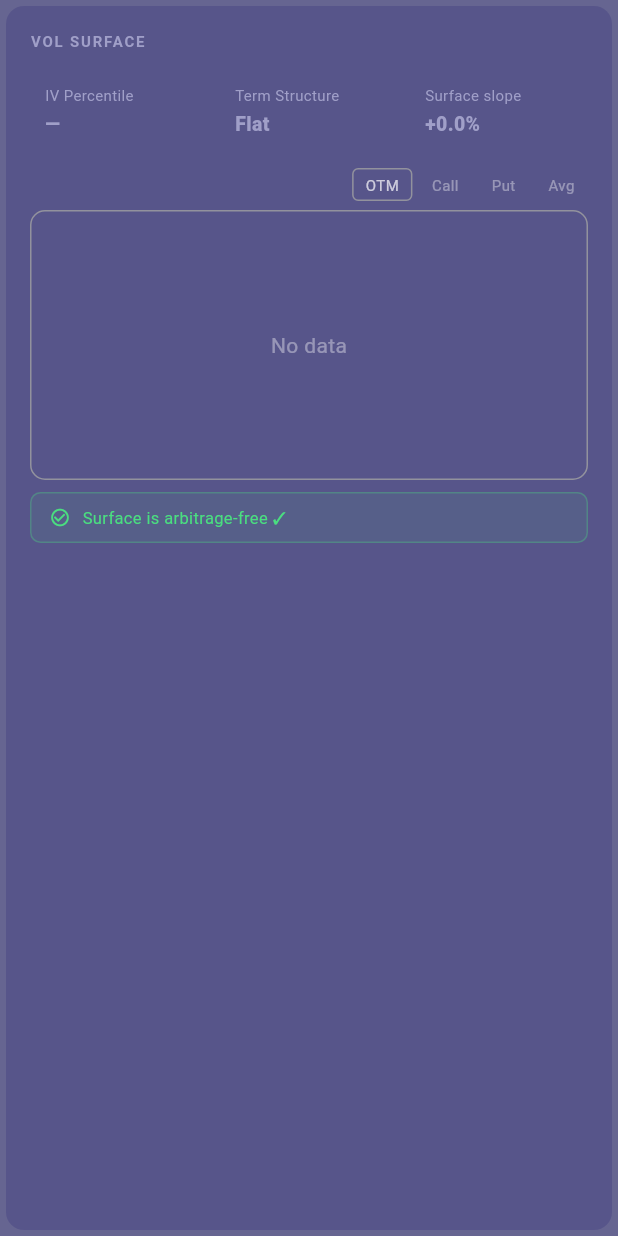
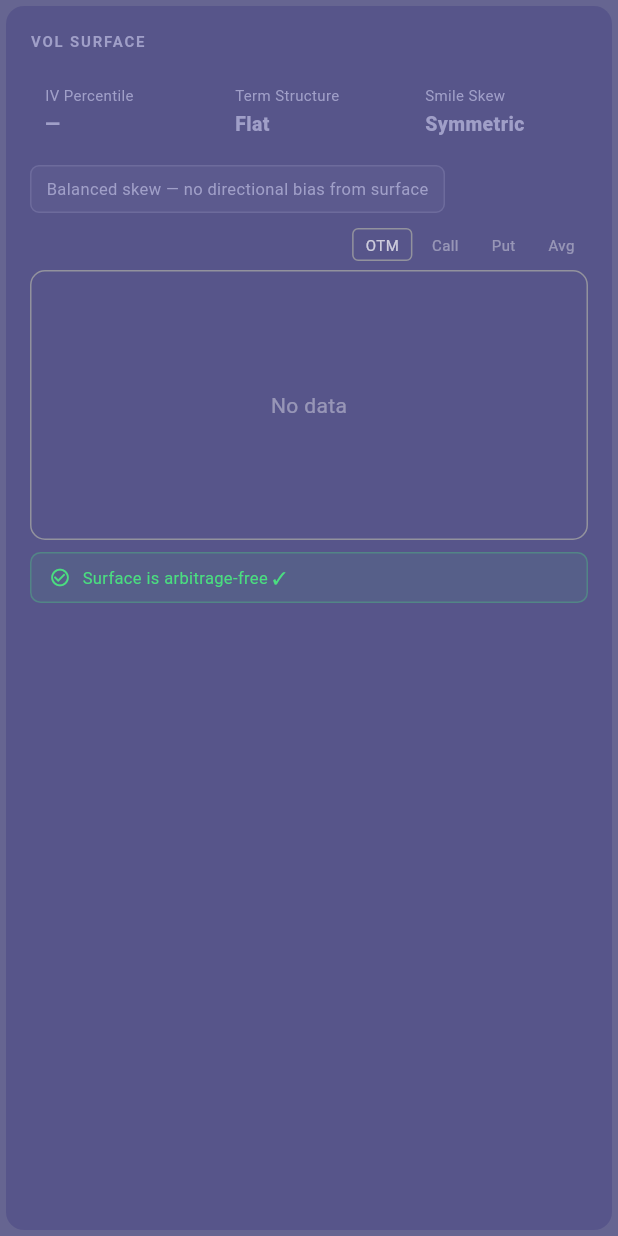
Before and after one commit to KieshaWalker/swingtradeapp, a Flutter app: the _VolSurfaceCard widget shown alone on an empty page, opened directly with empty values, on a phone screen of 412 x 824 dp. Run offline on Flutter 3.47's test engine with Material 3 defaults, Android fonts, the phone set to English and light mode, and no system bars; our stand-ins replace csv, fl_chart, flutter_riverpod, go_router, supabase_flutter; accounts and stored records are empty; network calls fail.

Commit message:
completely changed the trade eval

```diff
--- a/lib/features/blotter/screens/trade_eval_screen.dart
+++ b/lib/features/blotter/screens/trade_eval_screen.dart
@@ -1360,7 +1360,7 @@ class _VolSurfaceCardState extends State<_VolSurfaceCard> {
             : 'No data';
 
     // Term structure from snap
-    final atmByDte = _buildAtmByDte(snap);
+    final atmByDte  = _buildAtmByDte(snap);
     final termSlope = _termSlope(atmByDte);
     final termLabel = termSlope > 0.030
         ? 'Backwardation'
@@ -1373,6 +1373,63 @@ class _VolSurfaceCardState extends State<_VolSurfaceCard> {
             ? AppTheme.profitColor
             : AppTheme.neutralColor;
 
+    // IV interpretation (based on historical IVP when available)
+    final ivp = iv?.ivPercentile;
+    final ivInterpret = ivp == null ? null
+        : ivp < 30 ? 'Very low IVP — premium historically cheap; favor buying outright'
+        : ivp < 60 ? 'Normal IVP — balanced buyer/seller value'
+        : ivp < 80 ? 'Elevated IVP — above-average cost; IV crush risk after catalyst'
+        : 'High IVP — strong crush risk; prefer selling premium or defined-risk spreads';
+
+    // Smile skew at closest DTE
+    String smileLabel = 'Symmetric';
+    Color  smileColor = AppTheme.neutralColor;
+    String skewNote   = 'Balanced skew — no directional bias from surface';
+    if (snap != null && snap.spotPrice != null) {
+      final spot      = snap.spotPrice!;
+      final closestDte = snap.dtes.isEmpty ? widget.dte
+          : snap.dtes.reduce((a, b) =>
+              (a - widget.dte).abs() < (b - widget.dte).abs() ? a : b);
+      final row      = snap.points.where((p) => p.dte == closestDte).toList();
+      final otmCalls = row.where((p) => p.strike > spot * 1.02 && p.callIv != null)
+                          .map((p) => p.callIv!).toList();
+      final otmPuts  = row.where((p) => p.strike < spot * 0.98 && p.putIv  != null)
+                          .map((p) => p.putIv!).toList();
+      if (otmCalls.isNotEmpty && otmPuts.isNotEmpty) {
+        final avgPut  = otmPuts.reduce((a, b) => a + b)  / otmPuts.length;
+        final avgCall = otmCalls.reduce((a, b) => a + b) / otmCalls.length;
+        final ratio   = avgCall > 0 ? avgPut / avgCall : 1.0;
+        if (ratio > 1.10) {
+          smileLabel = 'Put Skew  ${ratio.toStringAsFixed(2)}';
+          smileColor = widget.isCall ? const Color(0xFFFBBF24) : AppTheme.profitColor;
+          skewNote   = widget.isCall
+              ? 'Put skew is normal equity structure — calls are relatively cheap vs puts'
+              : '✓ Put bid supports bearish position';
+        } else if (ratio < 0.90) {
+          smileLabel = 'Call Skew  ${ratio.toStringAsFixed(2)}';
+          smileColor = widget.isCall ? AppTheme.profitColor : const Color(0xFFFBBF24);
+          skewNote   = widget.isCall
+              ? '✓ Call bid — market chasing upside; surface supports bullish thesis'
+              : 'Call skew opposes bearish position';
+        } else {
+          smileLabel = 'Symmetric  ${ratio.toStringAsFixed(2)}';
+          skewNote   = 'Balanced skew — no directional bias from surface';
+        }
+      }
+    }
+
+    // Crush estimate — backwardation × vega tells you the $ drag per contract
+    String? crushNote;
+    final vega = widget.vega;
+    if (vega != null && vega != 0 && termSlope > 0.010) {
+      final crushPp      = (termSlope * 100).clamp(0.0, 40.0);
+      final crushDollars = crushPp * vega * 100;
+      if (crushDollars > 30) {
+        crushNote = 'Crush drag ≈ \$${crushDollars.toStringAsFixed(0)}/contract'
+            '  (${crushPp.toStringAsFixed(1)}pp backwardation × vega)';
+      }
+    }
+
     // Earnings
     final today    = DateTime.now();
     final daysToE  = widget.earnings != null
@@ -1394,7 +1451,7 @@ class _VolSurfaceCardState extends State<_VolSurfaceCard> {
             _SectionLabel('Vol Surface'),
             const SizedBox(height: 12),
 
-            // IV percentile + term structure row
+            // IV percentile + term structure + smile skew row
             Row(
               children: [
                 _SurfaceStat(
@@ -1412,13 +1469,33 @@ class _VolSurfaceCardState extends State<_VolSurfaceCard> {
                 ),
                 const SizedBox(width: 8),
                 _SurfaceStat(
-                  label: 'Surface slope',
-                  value: snap != null
-                      ? '${(termSlope * 100) >= 0 ? '+' : ''}${(termSlope * 100).toStringAsFixed(1)}%'
-                      : '—',
-                  color: AppTheme.neutralColor,
+                  label: 'Smile Skew',
+                  value: smileLabel,
+                  color: smileColor,
                 ),
               ],
+            ),
+            const SizedBox(height: 8),
+
+            // IV interpretation
+            if (ivInterpret != null)
+              Padding(
+                padding: const EdgeInsets.only(bottom: 8),
+                child: Text(ivInterpret,
+                    style: const TextStyle(
+                        color: AppTheme.neutralColor, fontSize: 11, height: 1.4)),
+              ),
+
+            // Smile skew direction alignment
+            Container(
+              padding: const EdgeInsets.symmetric(horizontal: 10, vertical: 7),
+              decoration: BoxDecoration(
+                color:        smileColor.withValues(alpha: 0.07),
+                borderRadius: BorderRadius.circular(6),
+                border:       Border.all(color: smileColor.withValues(alpha: 0.25)),
+              ),
+              child: Text(skewNote,
+                  style: TextStyle(color: smileColor, fontSize: 11)),
             ),
             const SizedBox(height: 10),
 
@@ -1457,6 +1534,29 @@ class _VolSurfaceCardState extends State<_VolSurfaceCard> {
                 ),
               ),
               const SizedBox(height: 10),
+            ],
+
+            // Crush estimate
+            if (crushNote != null) ...[
+              Container(
+                padding: const EdgeInsets.symmetric(horizontal: 10, vertical: 7),
+                decoration: BoxDecoration(
+                  color:        AppTheme.lossColor.withValues(alpha: 0.07),
+                  borderRadius: BorderRadius.circular(6),
+                  border:       Border.all(color: AppTheme.lossColor.withValues(alpha: 0.25)),
+                ),
+                child: Row(
+                  children: [
+                    const Icon(Icons.compress_rounded,
+                        size: 13, color: AppTheme.lossColor),
+                    const SizedBox(width: 7),
+                    Text(crushNote,
+                        style: const TextStyle(
+                            color: AppTheme.lossColor, fontSize: 11)),
+                  ],
+                ),
+              ),
+              const SizedBox(height: 8),
             ],
 
             // Vol heatmap
```
